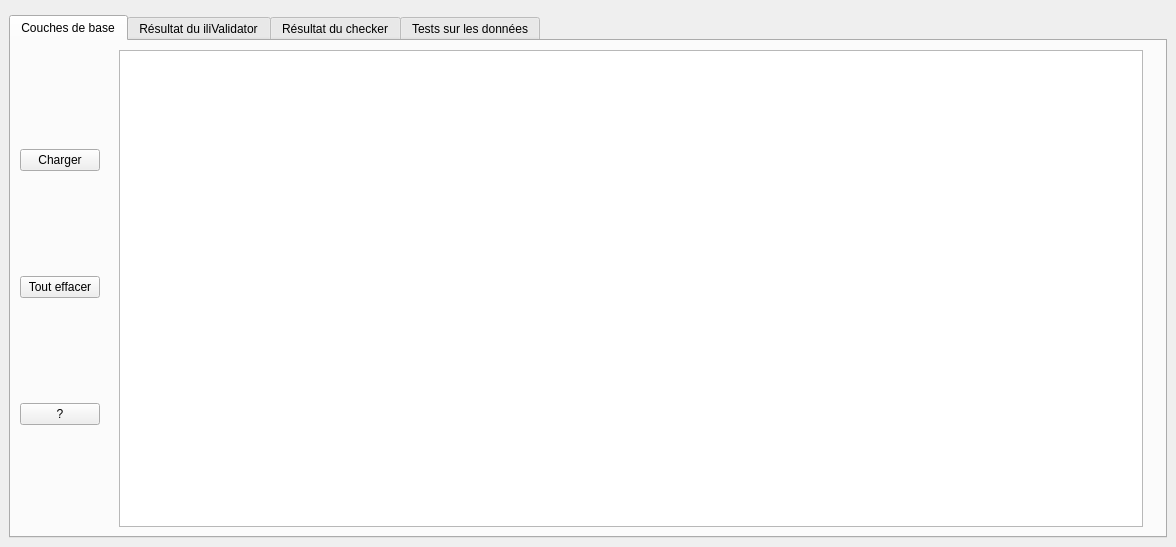
Before: the Qt Designer form verivd/ui/veri_vd_dockwidget_base.ui in VeriVD/qgis_VeriVD, drawn with Qt 5.
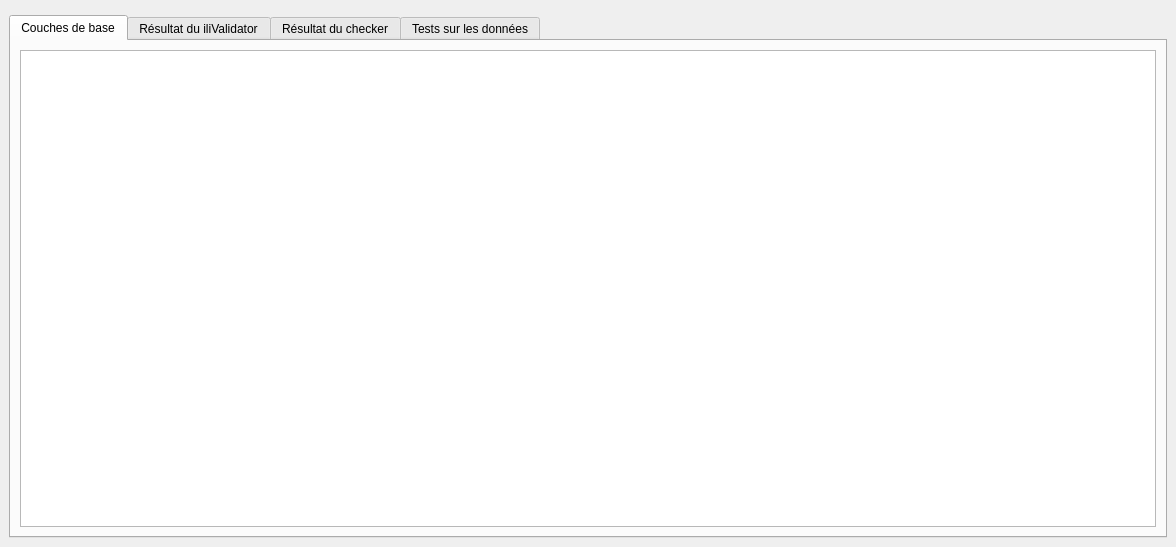
After: the same form once the commit is applied. The open tabs and pages were chosen to show the change. Custom widgets are drawn as their Qt base class.

```diff
--- a/verivd/ui/veri_vd_dockwidget_base.ui
+++ b/verivd/ui/veri_vd_dockwidget_base.ui
@@ -43,66 +43,9 @@
         <string>Couches de base</string>
        </attribute>
        <layout class="QHBoxLayout" name="horizontalLayout_4">
-        <item>
-         <layout class="QVBoxLayout" name="verticalLayout_3">
-          <item>
-           <widget class="QPushButton" name="pushButtonBaseCharger">
-            <property name="text">
-             <string>Charger</string>
-            </property>
-           </widget>
-          </item>
-          <item>
-           <widget class="QPushButton" name="pushButtonBaseEffacer">
-            <property name="text">
-             <string>Tout effacer</string>
-            </property>
-           </widget>
-          </item>
-          <item>
-           <widget class="QPushButton" name="pushButtonBaseAide">
-            <property name="text">
-             <string>?</string>
-            </property>
-           </widget>
-          </item>
-         </layout>
-        </item>
-        <item>
-         <spacer name="horizontalSpacer_13">
-          <property name="orientation">
-           <enum>Qt::Horizontal</enum>
-          </property>
-          <property name="sizeType">
-           <enum>QSizePolicy::Minimum</enum>
-          </property>
-          <property name="sizeHint" stdset="0">
-           <size>
-            <width>13</width>
-            <height>20</height>
-           </size>
-          </property>
-         </spacer>
-        </item>
         <item>
          <widget class="QListView" name="base_list_view"/>
         </item>
-        <item>
-         <spacer name="horizontalSpacer_15">
-          <property name="orientation">
-           <enum>Qt::Horizontal</enum>
-          </property>
-          <property name="sizeType">
-           <enum>QSizePolicy::Minimum</enum>
-          </property>
-          <property name="sizeHint" stdset="0">
-           <size>
-            <width>13</width>
-            <height>20</height>
-           </size>
-          </property>
-         </spacer>
-        </item>
        </layout>
       </widget>
       <widget class="QWidget" name="iliValidatorTab">
```
Left out of the diff: 179 changed lines with no effect on the pictures.
